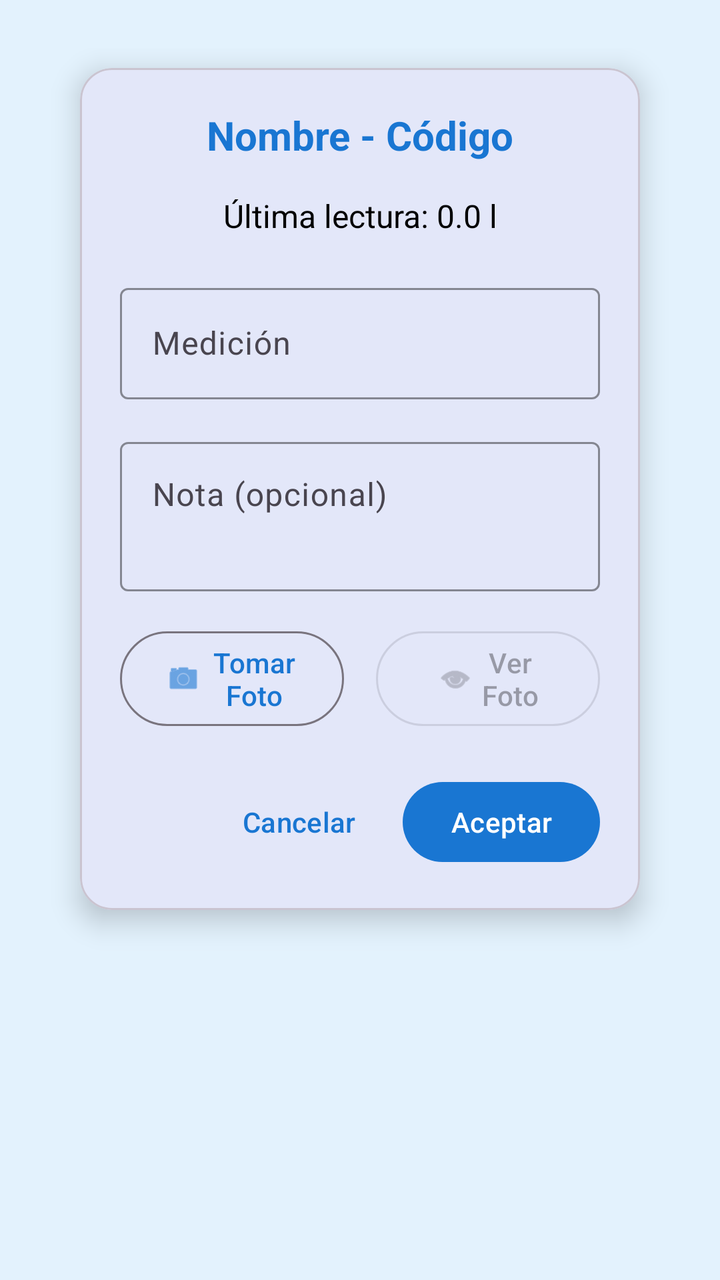
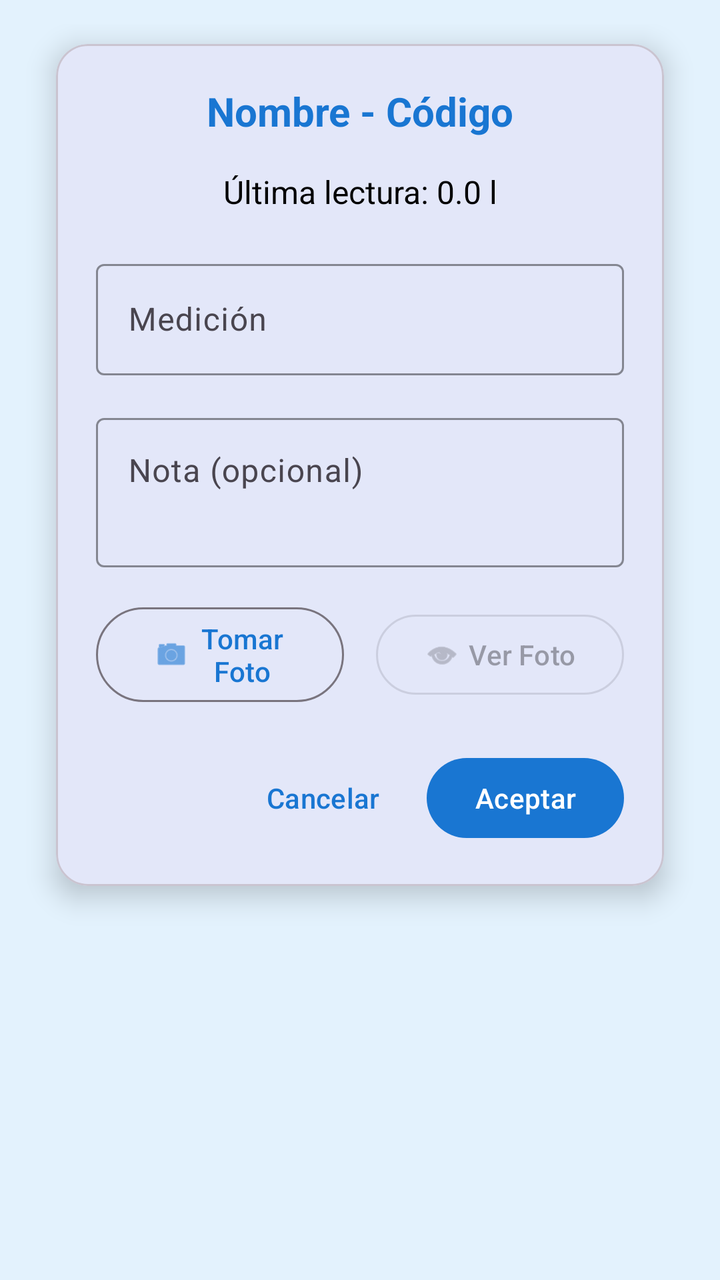

Compare the two renders of this Android layout. The source of the first and the diff that turns it into the second are given below.
<!-- AndroidManifest.xml: application theme Theme.Aquameter -->
<!-- res/layout/dialog_medicion.xml -->
<?xml version="1.0" encoding="utf-8"?>
<LinearLayout xmlns:android="http://schemas.android.com/apk/res/android"
    xmlns:app="http://schemas.android.com/apk/res-auto"
    android:layout_width="match_parent"
    android:layout_height="match_parent"
    android:background="@color/sky_blue"
    android:orientation="vertical"
    android:padding="24dp">

    <com.google.android.material.card.MaterialCardView
        android:layout_marginTop="10dp"
        android:layout_width="match_parent"
        android:layout_height="wrap_content"
        android:layout_marginStart="16dp"
        android:layout_marginEnd="16dp"
        app:cardCornerRadius="16dp"
        app:cardElevation="8dp"
        app:layout_constraintBottom_toBottomOf="parent"
        app:layout_constraintEnd_toEndOf="parent"
        app:layout_constraintStart_toStartOf="parent"
        app:layout_constraintTop_toTopOf="parent">

        <LinearLayout
            android:layout_width="match_parent"
            android:layout_height="wrap_content"
            android:orientation="vertical"
            android:padding="20dp">

            
            <TextView
                android:id="@+id/txtTitulo"
                android:layout_width="match_parent"
                android:layout_height="wrap_content"
                android:layout_marginBottom="16dp"
                android:gravity="center"
                android:text="Nombre - Código"
                android:textColor="@color/primary"
                android:textSize="20sp"
                android:textStyle="bold" />

            
            <TextView
                android:id="@+id/txtUltimaLectura"
                android:layout_width="match_parent"
                android:layout_height="wrap_content"
                android:layout_marginBottom="20dp"
                android:gravity="center"
                android:text="Última lectura: 0.0 l"
                android:textColor="@color/black"
                android:textSize="16sp" />

            
            <com.google.android.material.textfield.TextInputLayout
                android:id="@+id/medicionInputLayout"
                android:layout_width="match_parent"
                android:layout_height="wrap_content"
                android:layout_marginBottom="16dp"
                android:hint="Medición"
                app:boxStrokeColor="@color/primary"
                app:hintTextColor="@color/primary">

                <com.google.android.material.textfield.TextInputEditText
                    android:id="@+id/edtMedicion"
                    android:layout_width="match_parent"
                    android:layout_height="wrap_content"
                    android:digits="0123456789."
                    android:inputType="numberDecimal"
                    android:maxLines="1" />
            </com.google.android.material.textfield.TextInputLayout>

            
            <com.google.android.material.textfield.TextInputLayout
                android:id="@+id/notaInputLayout"
                android:layout_width="match_parent"
                android:layout_height="wrap_content"
                android:layout_marginBottom="16dp"
                android:hint="Nota (opcional)"
                app:boxStrokeColor="@color/primary"
                app:hintTextColor="@color/primary">

                <com.google.android.material.textfield.TextInputEditText
                    android:id="@+id/edtNota"
                    android:layout_width="match_parent"
                    android:layout_height="wrap_content"
                    android:gravity="top|start"
                    android:inputType="textMultiLine"
                    android:maxLines="4"
                    android:minLines="2" />
            </com.google.android.material.textfield.TextInputLayout>

            
            <LinearLayout
                android:layout_width="match_parent"
                android:layout_height="wrap_content"
                android:layout_marginBottom="20dp"
                android:gravity="center"
                android:orientation="horizontal">

                <com.google.android.material.button.MaterialButton
                    android:id="@+id/btnTomarFoto"
                    style="@style/Widget.Material3.Button.OutlinedButton"
                    android:layout_width="0dp"
                    android:layout_height="wrap_content"
                    android:layout_marginEnd="8dp"
                    android:layout_weight="1"
                    android:text="Tomar Foto"
                    android:textAllCaps="false"
                    app:icon="@android:drawable/ic_menu_camera"
                    app:iconGravity="textStart" />

                <com.google.android.material.button.MaterialButton
                    android:id="@+id/btnVerFoto"
                    style="@style/Widget.Material3.Button.OutlinedButton"
                    android:layout_width="0dp"
                    android:layout_height="wrap_content"
                    android:layout_marginStart="8dp"
                    android:layout_weight="1"
                    android:enabled="false"
                    android:text="Ver Foto"
                    android:textAllCaps="false"
                    app:icon="@android:drawable/ic_menu_view"
                    app:iconGravity="textStart" />
            </LinearLayout>

            
            <ProgressBar
                android:id="@+id/progressBar"
                style="?android:attr/progressBarStyle"
                android:layout_width="wrap_content"
                android:layout_height="wrap_content"
                android:layout_gravity="center"
                android:layout_marginBottom="16dp"
                android:visibility="gone" />

            
            <LinearLayout
                android:layout_width="match_parent"
                android:layout_height="wrap_content"
                android:gravity="end"
                android:orientation="horizontal">

                <com.google.android.material.button.MaterialButton
                    android:id="@+id/btnCancelar"
                    style="@style/Widget.Material3.Button.TextButton"
                    android:layout_width="wrap_content"
                    android:layout_height="wrap_content"
                    android:layout_marginEnd="8dp"
                    android:text="Cancelar"
                    android:textAllCaps="false" />

                <com.google.android.material.button.MaterialButton
                    android:id="@+id/btnAceptar"
                    android:layout_width="wrap_content"
                    android:layout_height="wrap_content"
                    android:text="Aceptar"
                    android:textAllCaps="false" />
            </LinearLayout>
        </LinearLayout>
    </com.google.android.material.card.MaterialCardView>
</LinearLayout>
<!-- resources referenced by this layout -->
<resources>
  <color name="black">#FF000000</color>
  <color name="primary">#FF1976D2</color>
  <color name="sky_blue">#E3F2FD</color>
  <style name="Theme.Aquameter" parent="Theme.Material3.Light.NoActionBar">
          <item name="colorPrimary">@color/primary</item>
          <item name="colorOnPrimary">@color/white</item>
          <item name="colorError">@color/error</item>
      </style>
  <color name="white">#FFFFFFFF</color>
  <color name="error">#FFB00020</color>
</resources>

<!-- the commit's change to res/layout/dialog_medicion.xml (unified diff, before → after) -->
@@ -5,7 +5,7 @@
     android:layout_height="match_parent"
     android:background="@color/sky_blue"
     android:orientation="vertical"
-    android:padding="24dp">
+    android:padding="12dp">
 
     <com.google.android.material.card.MaterialCardView
         android:layout_marginTop="10dp"
